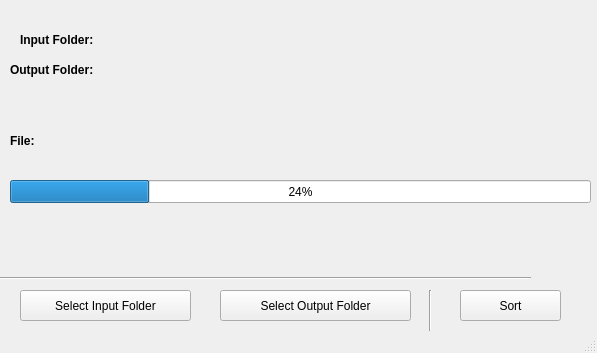
The window that UI/mainwindow.ui (johuex/photosortfrommobile) describes before a commit, drawn with Qt 5.
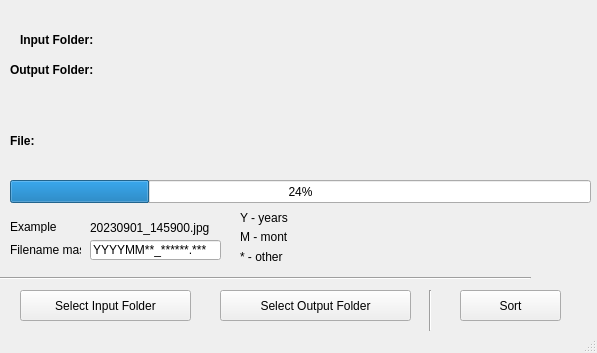
The same window after the commit.

Commit message: add sorting by mask

```diff
--- a/UI/mainwindow.ui
+++ b/UI/mainwindow.ui
@@ -225,6 +225,110 @@
      <string/>
     </property>
    </widget>
+   <widget class="QLineEdit" name="lineEdit">
+    <property name="geometry">
+     <rect>
+      <x>90</x>
+      <y>240</y>
+      <width>131</width>
+      <height>20</height>
+     </rect>
+    </property>
+    <property name="text">
+     <string>YYYYMM**_******.***</string>
+    </property>
+   </widget>
+   <widget class="QLabel" name="label_8">
+    <property name="geometry">
+     <rect>
+      <x>10</x>
+      <y>240</y>
+      <width>71</width>
+      <height>20</height>
+     </rect>
+    </property>
+    <property name="text">
+     <string>Filename mask:</string>
+    </property>
+   </widget>
+   <widget class="QLabel" name="label_9">
+    <property name="geometry">
+     <rect>
+      <x>240</x>
+      <y>210</y>
+      <width>51</width>
+      <height>16</height>
+     </rect>
+    </property>
+    <property name="text">
+     <string>Y - years</string>
+    </property>
+   </widget>
+   <widget class="QLabel" name="label_10">
+    <property name="geometry">
+     <rect>
+      <x>240</x>
+      <y>230</y>
+      <width>47</width>
+      <height>13</height>
+     </rect>
+    </property>
+    <property name="text">
+     <string>M - month</string>
+    </property>
+   </widget>
+   <widget class="QLabel" name="label_11">
+    <property name="geometry">
+     <rect>
+      <x>240</x>
+      <y>250</y>
+      <width>47</width>
+      <height>13</height>
+     </rect>
+    </property>
+    <property name="text">
+     <string>* - other</string>
+    </property>
+   </widget>
+   <widget class="QLabel" name="label_12">
+    <property name="geometry">
+     <rect>
+      <x>90</x>
+      <y>220</y>
+      <width>131</width>
+      <height>16</height>
+     </rect>
+    </property>
+    <property name="text">
+     <string>20230901_145900.jpg</string>
+    </property>
+   </widget>
+   <widget class="QLabel" name="label_13">
+    <property name="geometry">
+     <rect>
+      <x>10</x>
+      <y>220</y>
+      <width>47</width>
+      <height>13</height>
+     </rect>
+    </property>
+    <property name="text">
+     <string>Example:</string>
+    </property>
+   </widget>
+   <widget class="QLabel" name="label_14">
+    <property name="geometry">
+     <rect>
+      <x>310</x>
+      <y>230</y>
+      <width>221</width>
+      <height>20</height>
+     </rect>
+    </property>
+    <property name="text">
+     <string/>
+    </property>
+   </widget>
   </widget>
   <widget class="QStatusBar" name="statusbar"/>
  </widget>
```
The commit also changes 3 other files.
